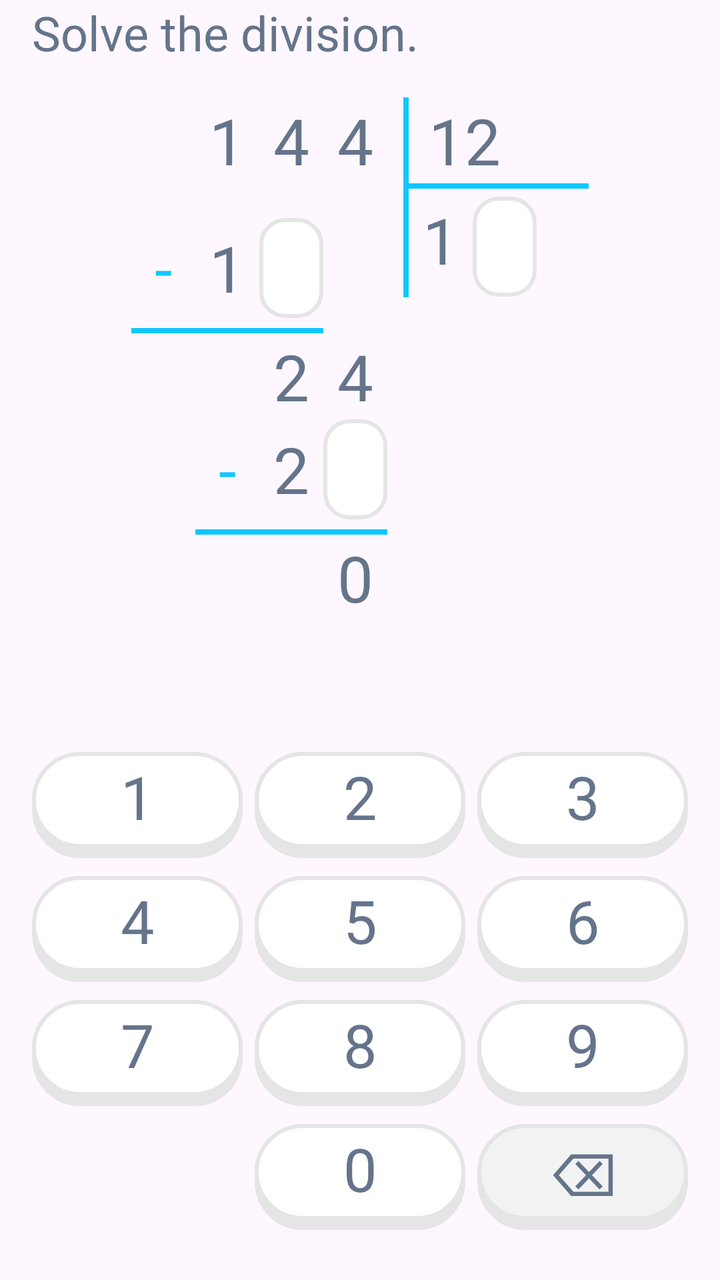
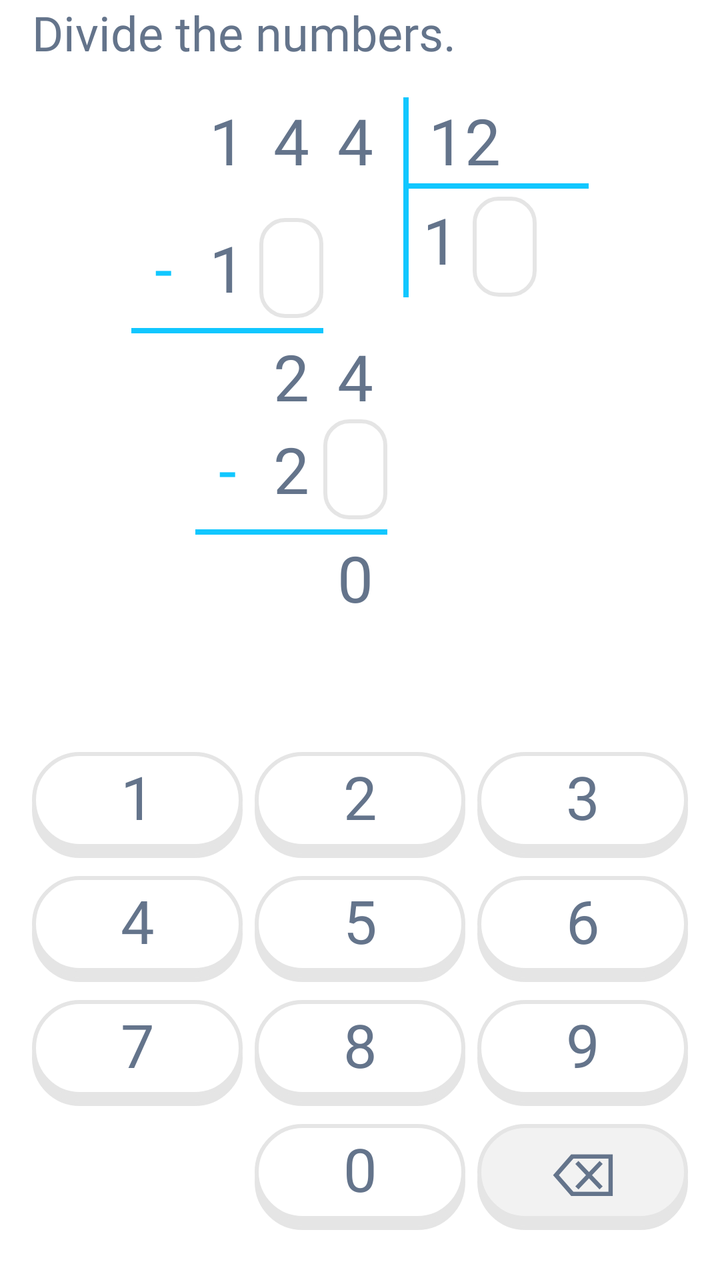

Screens rendered from an Android XML layout before and after an edit, with the pre-edit source and the edit as a unified diff.
<!-- AndroidManifest.xml: application theme Theme.Tetragon -->
<!-- res/layout/fragment_ui_column_division.xml -->
<?xml version="1.0" encoding="utf-8"?>
<androidx.constraintlayout.widget.ConstraintLayout xmlns:android="http://schemas.android.com/apk/res/android"
    xmlns:app="http://schemas.android.com/apk/res-auto"
    xmlns:tools="http://schemas.android.com/tools"
    android:layout_width="match_parent"
    android:layout_height="match_parent"
    android:paddingLeft="16dp"
    android:paddingRight="16dp"
    android:paddingBottom="24dp"
    tools:context=".questions.questionMathFourthGrade.thirdTopic.UiColumnDivisionFragment">

    <View
        android:id="@+id/cursor"
        android:layout_width="2dp"
        android:layout_height="28dp"
        android:background="@color/blue_2"
        android:visibility="gone"
        app:layout_constraintStart_toStartOf="parent"
        app:layout_constraintTop_toTopOf="parent" />

    <TextView
        android:id="@+id/tvInstruction"
        android:layout_width="wrap_content"
        android:layout_height="wrap_content"
        android:fontFamily="@font/inter_semibold"
        android:text="Solve the division."
        android:textColor="@color/text_color"
        android:textSize="24sp"
        app:layout_constraintStart_toStartOf="parent"
        app:layout_constraintTop_toTopOf="parent" />

    <LinearLayout
        android:id="@+id/mathContainer"
        android:layout_width="wrap_content"
        android:layout_height="wrap_content"
        android:orientation="vertical"
        app:layout_constraintBottom_toTopOf="@+id/row1"
        app:layout_constraintEnd_toEndOf="parent"
        app:layout_constraintStart_toStartOf="parent"
        app:layout_constraintTop_toBottomOf="@id/tvInstruction"
        app:layout_constraintVertical_bias="0.2">

        <LinearLayout
            android:layout_width="wrap_content"
            android:layout_height="wrap_content"
            android:orientation="horizontal">

            <LinearLayout
                android:layout_width="wrap_content"
                android:layout_height="wrap_content"
                android:orientation="horizontal">

                <View android:layout_width="32dp" android:layout_height="1dp" />

                <TextView
                    android:id="@+id/tvDividend1"
                    android:layout_width="32dp"
                    android:layout_height="wrap_content"
                    android:fontFamily="@font/inter_semibold"
                    android:gravity="center"
                    android:text="1"
                    android:textColor="@color/text_color"
                    android:textSize="32sp" />

                <TextView
                    android:id="@+id/tvDividend2"
                    android:layout_width="32dp"
                    android:layout_height="wrap_content"
                    android:fontFamily="@font/inter_semibold"
                    android:gravity="center"
                    android:text="4"
                    android:textColor="@color/text_color"
                    android:textSize="32sp" />

                <TextView
                    android:id="@+id/tvDividend3"
                    android:layout_width="32dp"
                    android:layout_height="wrap_content"
                    android:fontFamily="@font/inter_semibold"
                    android:gravity="center"
                    android:text="4"
                    android:textColor="@color/text_color"
                    android:textSize="32sp" />
            </LinearLayout>

            <View
                android:layout_width="2.5dp"
                android:layout_height="100dp"
                android:layout_marginStart="8dp"
                android:background="@color/blue_2" />

            <LinearLayout
                android:layout_width="wrap_content"
                android:layout_height="wrap_content"
                android:orientation="vertical">

                <TextView
                    android:id="@+id/tvDivisor"
                    android:layout_width="80dp"
                    android:layout_height="wrap_content"
                    android:layout_marginStart="10dp"
                    android:fontFamily="@font/inter_semibold"
                    android:gravity="start"
                    android:text="12"
                    android:textColor="@color/text_color"
                    android:textSize="32sp" />

                <View
                    android:layout_width="match_parent"
                    android:layout_height="2.5dp"
                    android:background="@color/blue_2" />

                <LinearLayout
                    android:layout_width="wrap_content"
                    android:layout_height="wrap_content"
                    android:layout_marginTop="4dp"
                    android:orientation="horizontal">

                    <TextView
                        android:id="@+id/tvQuotientStatic"
                        android:layout_width="32dp"
                        android:layout_height="wrap_content"
                        android:fontFamily="@font/inter_semibold"
                        android:gravity="center"
                        android:text="1"
                        android:textColor="@color/text_color"
                        android:textSize="32sp" />

                    <FrameLayout
                        android:id="@+id/frameQuotient"
                        android:layout_width="32dp"
                        android:layout_height="50dp">

                        <ImageView
                            android:id="@+id/ivBoxQuotient"
                            android:layout_width="match_parent"
                            android:layout_height="match_parent"
                            android:src="@drawable/answer_default_box" />

                        <TextView
                            android:id="@+id/tvInputQuotient"
                            android:layout_width="match_parent"
                            android:layout_height="match_parent"
                            android:fontFamily="@font/inter_semibold"
                            android:gravity="center"
                            android:textColor="@color/text_color"
                            android:textSize="24sp" />

                        <View
                            android:id="@+id/cursorQuotient"
                            android:layout_width="2dp"
                            android:layout_height="24dp"
                            android:layout_gravity="center"
                            android:background="@color/blue_2"
                            android:visibility="gone" />
                    </FrameLayout>
                </LinearLayout>
            </LinearLayout>
        </LinearLayout>

        <LinearLayout
            android:layout_width="wrap_content"
            android:layout_height="wrap_content"
            android:layout_marginTop="-40dp"
            android:orientation="vertical">

            <LinearLayout
                android:layout_width="wrap_content"
                android:layout_height="wrap_content"
                android:gravity="center_vertical"
                android:orientation="horizontal">

                <TextView
                    android:layout_width="32dp"
                    android:layout_height="wrap_content"
                    android:fontFamily="@font/inter_semibold"
                    android:gravity="center"
                    android:text="-"
                    android:textColor="@color/blue_2"
                    android:textSize="32sp" />

                <TextView
                    android:id="@+id/tvSub1Static"
                    android:layout_width="32dp"
                    android:layout_height="wrap_content"
                    android:fontFamily="@font/inter_semibold"
                    android:gravity="center"
                    android:text="1"
                    android:textColor="@color/text_color"
                    android:textSize="32sp" />

                <FrameLayout
                    android:id="@+id/frameSub1"
                    android:layout_width="32dp"
                    android:layout_height="50dp">

                    <ImageView
                        android:id="@+id/ivBoxSub1"
                        android:layout_width="match_parent"
                        android:layout_height="match_parent"
                        android:src="@drawable/answer_default_box" />

                    <TextView
                        android:id="@+id/tvInputSub1"
                        android:layout_width="match_parent"
                        android:layout_height="match_parent"
                        android:fontFamily="@font/inter_semibold"
                        android:gravity="center"
                        android:textColor="@color/text_color"
                        android:textSize="24sp" />

                    <View
                        android:id="@+id/cursorSub1"
                        android:layout_width="2dp"
                        android:layout_height="24dp"
                        android:layout_gravity="center"
                        android:background="@color/blue_2"
                        android:visibility="gone" />
                </FrameLayout>
            </LinearLayout>

            <View
                android:layout_width="96dp"
                android:layout_height="2.5dp"
                android:layout_marginTop="5dp"
                android:background="@color/blue_2" />
        </LinearLayout>

        <LinearLayout
            android:layout_width="wrap_content"
            android:layout_height="wrap_content"
            android:layout_marginStart="64dp"
            android:orientation="horizontal">

            <TextView
                android:id="@+id/tvStep2Static1"
                android:layout_width="32dp"
                android:layout_height="wrap_content"
                android:fontFamily="@font/inter_semibold"
                android:gravity="center"
                android:text="2"
                android:textColor="@color/text_color"
                android:textSize="32sp" />

            <TextView
                android:id="@+id/tvStep2Static2"
                android:layout_width="32dp"
                android:layout_height="wrap_content"
                android:fontFamily="@font/inter_semibold"
                android:gravity="center"
                android:text="4"
                android:textColor="@color/text_color"
                android:textSize="32sp" />
        </LinearLayout>

        <LinearLayout
            android:layout_width="wrap_content"
            android:layout_height="wrap_content"
            android:layout_marginStart="32dp"
            android:orientation="vertical">

            <LinearLayout
                android:layout_width="wrap_content"
                android:layout_height="wrap_content"
                android:gravity="center_vertical"
                android:orientation="horizontal">

                <TextView
                    android:layout_width="32dp"
                    android:layout_height="wrap_content"
                    android:fontFamily="@font/inter_semibold"
                    android:gravity="center"
                    android:text="-"
                    android:textColor="@color/blue_2"
                    android:textSize="32sp" />

                <TextView
                    android:id="@+id/tvSub2Static"
                    android:layout_width="32dp"
                    android:layout_height="wrap_content"
                    android:fontFamily="@font/inter_semibold"
                    android:gravity="center"
                    android:text="2"
                    android:textColor="@color/text_color"
                    android:textSize="32sp" />

                <FrameLayout
                    android:id="@+id/frameSub2"
                    android:layout_width="32dp"
                    android:layout_height="50dp">

                    <ImageView
                        android:id="@+id/ivBoxSub2"
                        android:layout_width="match_parent"
                        android:layout_height="match_parent"
                        android:src="@drawable/answer_default_box" />

                    <TextView
                        android:id="@+id/tvInputSub2"
                        android:layout_width="match_parent"
                        android:layout_height="match_parent"
                        android:fontFamily="@font/inter_semibold"
                        android:gravity="center"
                        android:textColor="@color/text_color"
                        android:textSize="24sp" />

                    <View
                        android:id="@+id/cursorSub2"
                        android:layout_width="2dp"
                        android:layout_height="24dp"
                        android:layout_gravity="center"
                        android:background="@color/blue_2"
                        android:visibility="gone" />
                </FrameLayout>
            </LinearLayout>

            <View
                android:layout_width="96dp"
                android:layout_height="2.5dp"
                android:layout_marginTop="5dp"
                android:background="@color/blue_2" />
        </LinearLayout>

        <TextView
            android:id="@+id/tvRemainder"
            android:layout_width="32dp"
            android:layout_height="wrap_content"
            android:layout_marginStart="96dp"
            android:fontFamily="@font/inter_semibold"
            android:gravity="center"
            android:text="0"
            android:textColor="@color/text_color"
            android:textSize="32sp" />

    </LinearLayout>

    <LinearLayout
        android:id="@+id/row1"
        android:layout_width="match_parent"
        android:layout_height="wrap_content"
        android:layout_marginBottom="8dp"
        android:clipChildren="false"
        android:clipToPadding="false"
        android:orientation="horizontal"
        android:paddingBottom="6dp"
        android:weightSum="3"
        app:layout_constraintBottom_toTopOf="@id/row2"
        app:layout_constraintEnd_toEndOf="parent"
        app:layout_constraintStart_toStartOf="parent">

        <FrameLayout
            android:layout_width="0dp"
            android:layout_height="48dp"
            android:layout_weight="1"
            android:clipChildren="false"
            android:clipToPadding="false"
            android:paddingRight="4dp">

            <View
                android:layout_width="match_parent"
                android:layout_height="match_parent"
                android:background="@drawable/number_button"
                android:backgroundTint="#E5E5E5"
                android:translationY="5dp" />

            <Button
                android:id="@+id/btn1"
                android:layout_width="match_parent"
                android:layout_height="match_parent"
                android:background="@drawable/number_button"
                android:fontFamily="@font/inter_semibold"
                android:includeFontPadding="false"
                android:padding="0dp"
                android:stateListAnimator="@drawable/button_animator"
                android:text="1"
                android:textColor="#64748b"
                android:textSize="30sp"
                app:backgroundTint="@null" />
        </FrameLayout>

        <FrameLayout
            android:layout_width="0dp"
            android:layout_height="48dp"
            android:layout_weight="1"
            android:clipChildren="false"
            android:clipToPadding="false"
            android:paddingLeft="2dp"
            android:paddingRight="2dp">

            <View
                android:layout_width="match_parent"
                android:layout_height="match_parent"
                android:background="@drawable/number_button"
                android:backgroundTint="#E5E5E5"
                android:translationY="5dp" />

            <Button
                android:id="@+id/btn2"
                android:layout_width="match_parent"
                android:layout_height="match_parent"
                android:background="@drawable/number_button"
                android:fontFamily="@font/inter_semibold"
                android:includeFontPadding="false"
                android:padding="0dp"
                android:stateListAnimator="@drawable/button_animator"
                android:text="2"
                android:textColor="#64748b"
                android:textSize="30sp"
                app:backgroundTint="@null" />
        </FrameLayout>

        <FrameLayout
            android:layout_width="0dp"
            android:layout_height="48dp"
            android:layout_weight="1"
            android:clipChildren="false"
            android:clipToPadding="false"
            android:paddingLeft="4dp">

            <View
                android:layout_width="match_parent"
                android:layout_height="match_parent"
                android:background="@drawable/number_button"
                android:backgroundTint="#E5E5E5"
                android:translationY="5dp" />

            <Button
                android:id="@+id/btn3"
                android:layout_width="match_parent"
                android:layout_height="match_parent"
                android:background="@drawable/number_button"
                android:fontFamily="@font/inter_semibold"
                android:includeFontPadding="false"
                android:padding="0dp"
                android:stateListAnimator="@drawable/button_animator"
                android:text="3"
                android:textColor="#64748b"
                android:textSize="30sp"
                app:backgroundTint="@null" />
        </FrameLayout>
    </LinearLayout>

    <LinearLayout
        android:id="@+id/row2"
        android:layout_width="match_parent"
        android:layout_height="wrap_content"
        android:layout_marginBottom="8dp"
        android:clipChildren="false"
        android:clipToPadding="false"
        android:orientation="horizontal"
        android:paddingBottom="6dp"
        android:weightSum="3"
        app:layout_constraintBottom_toTopOf="@id/row3"
        app:layout_constraintEnd_toEndOf="parent"
        app:layout_constraintStart_toStartOf="parent">

        <FrameLayout
            android:layout_width="0dp"
            android:layout_height="48dp"
            android:layout_weight="1"
            android:clipChildren="false"
            android:clipToPadding="false"
            android:paddingRight="4dp">

            <View
                android:layout_width="match_parent"
                android:layout_height="match_parent"
                android:background="@drawable/number_button"
                android:backgroundTint="#E5E5E5"
                android:translationY="5dp" />

            <Button
                android:id="@+id/btn4"
                android:layout_width="match_parent"
                android:layout_height="match_parent"
                android:background="@drawable/number_button"
                android:fontFamily="@font/inter_semibold"
                android:includeFontPadding="false"
                android:padding="0dp"
                android:stateListAnimator="@drawable/button_animator"
                android:text="4"
                android:textColor="#64748b"
                android:textSize="30sp"
                app:backgroundTint="@null" />
        </FrameLayout>

        <FrameLayout
            android:layout_width="0dp"
            android:layout_height="48dp"
            android:layout_weight="1"
            android:clipChildren="false"
            android:clipToPadding="false"
            android:paddingLeft="2dp"
            android:paddingRight="2dp">

            <View
                android:layout_width="match_parent"
                android:layout_height="match_parent"
                android:background="@drawable/number_button"
                android:backgroundTint="#E5E5E5"
                android:translationY="5dp" />

            <Button
                android:id="@+id/btn5"
                android:layout_width="match_parent"
                android:layout_height="match_parent"
                android:background="@drawable/number_button"
                android:fontFamily="@font/inter_semibold"
                android:includeFontPadding="false"
                android:padding="0dp"
                android:stateListAnimator="@drawable/button_animator"
                android:text="5"
                android:textColor="#64748b"
                android:textSize="30sp"
                app:backgroundTint="@null" />
        </FrameLayout>

        <FrameLayout
            android:layout_width="0dp"
            android:layout_height="48dp"
            android:layout_weight="1"
            android:clipChildren="false"
            android:clipToPadding="false"
            android:paddingLeft="4dp">

            <View
                android:layout_width="match_parent"
                android:layout_height="match_parent"
                android:background="@drawable/number_button"
                android:backgroundTint="#E5E5E5"
                android:translationY="5dp" />

            <Button
                android:id="@+id/btn6"
                android:layout_width="match_parent"
                android:layout_height="match_parent"
                android:background="@drawable/number_button"
                android:fontFamily="@font/inter_semibold"
                android:includeFontPadding="false"
                android:padding="0dp"
                android:stateListAnimator="@drawable/button_animator"
                android:text="6"
                android:textColor="#64748b"
                android:textSize="30sp"
                app:backgroundTint="@null" />
        </FrameLayout>
    </LinearLayout>

    <LinearLayout
        android:id="@+id/row3"
        android:layout_width="match_parent"
        android:layout_height="wrap_content"
        android:layout_marginBottom="8dp"
        android:clipChildren="false"
        android:clipToPadding="false"
        android:orientation="horizontal"
        android:paddingBottom="6dp"
        android:weightSum="3"
        app:layout_constraintBottom_toTopOf="@id/row4"
        app:layout_constraintEnd_toEndOf="parent"
        app:layout_constraintStart_toStartOf="parent">

        <FrameLayout
            android:layout_width="0dp"
            android:layout_height="48dp"
            android:layout_weight="1"
            android:clipChildren="false"
            android:clipToPadding="false"
            android:paddingRight="4dp">

            <View
                android:layout_width="match_parent"
                android:layout_height="match_parent"
                android:background="@drawable/number_button"
                android:backgroundTint="#E5E5E5"
                android:translationY="5dp" />

            <Button
                android:id="@+id/btn7"
                android:layout_width="match_parent"
                android:layout_height="match_parent"
                android:background="@drawable/number_button"
                android:fontFamily="@font/inter_semibold"
                android:includeFontPadding="false"
                android:padding="0dp"
                android:stateListAnimator="@drawable/button_animator"
                android:text="7"
                android:textColor="#64748b"
                android:textSize="30sp"
                app:backgroundTint="@null" />
        </FrameLayout>

        <FrameLayout
            android:layout_width="0dp"
            android:layout_height="48dp"
            android:layout_weight="1"
            android:clipChildren="false"
            android:clipToPadding="false"
            android:paddingLeft="2dp"
            android:paddingRight="2dp">

            <View
                android:layout_width="match_parent"
                android:layout_height="match_parent"
                android:background="@drawable/number_button"
                android:backgroundTint="#E5E5E5"
                android:translationY="5dp" />

            <Button
                android:id="@+id/btn8"
                android:layout_width="match_parent"
                android:layout_height="match_parent"
                android:background="@drawable/number_button"
                android:fontFamily="@font/inter_semibold"
                android:includeFontPadding="false"
                android:padding="0dp"
                android:stateListAnimator="@drawable/button_animator"
                android:text="8"
                android:textColor="#64748b"
                android:textSize="30sp"
                app:backgroundTint="@null" />
        </FrameLayout>

        <FrameLayout
            android:layout_width="0dp"
            android:layout_height="48dp"
            android:layout_weight="1"
            android:clipChildren="false"
            android:clipToPadding="false"
            android:paddingLeft="4dp">

            <View
                android:layout_width="match_parent"
                android:layout_height="match_parent"
                android:background="@drawable/number_button"
                android:backgroundTint="#E5E5E5"
                android:translationY="5dp" />

            <Button
                android:id="@+id/btn9"
                android:layout_width="match_parent"
                android:layout_height="match_parent"
                android:background="@drawable/number_button"
                android:fontFamily="@font/inter_semibold"
                android:includeFontPadding="false"
                android:padding="0dp"
                android:stateListAnimator="@drawable/button_animator"
                android:text="9"
                android:textColor="#64748b"
                android:textSize="30sp"
                app:backgroundTint="@null" />
        </FrameLayout>
    </LinearLayout>

    <LinearLayout
        android:id="@+id/row4"
        android:layout_width="match_parent"
        android:layout_height="wrap_content"
        android:clipChildren="false"
        android:clipToPadding="false"
        android:orientation="horizontal"
        android:paddingBottom="6dp"
        android:weightSum="3"
        app:layout_constraintBottom_toBottomOf="parent"
        app:layout_constraintEnd_toEndOf="parent"
        app:layout_constraintStart_toStartOf="parent">

        <View
            android:layout_width="0dp"
            android:layout_height="48dp"
            android:layout_weight="1" />

        <FrameLayout
            android:layout_width="0dp"
            android:layout_height="48dp"
            android:layout_weight="1"
            android:clipChildren="false"
            android:clipToPadding="false"
            android:paddingLeft="2dp"
            android:paddingRight="2dp">

            <View
                android:layout_width="match_parent"
                android:layout_height="match_parent"
                android:background="@drawable/number_button"
                android:backgroundTint="#E5E5E5"
                android:translationY="5dp" />

            <Button
                android:id="@+id/btn0"
                android:layout_width="match_parent"
                android:layout_height="match_parent"
                android:background="@drawable/number_button"
                android:fontFamily="@font/inter_semibold"
                android:includeFontPadding="false"
                android:padding="0dp"
                android:stateListAnimator="@drawable/button_animator"
                android:text="0"
                android:textColor="#64748b"
                android:textSize="30sp"
                app:backgroundTint="@null" />
        </FrameLayout>

        <FrameLayout
            android:layout_width="0dp"
            android:layout_height="48dp"
            android:layout_weight="1"
            android:clipChildren="false"
            android:clipToPadding="false"
            android:paddingLeft="4dp">

            <View
                android:layout_width="match_parent"
                android:layout_height="match_parent"
                android:background="@drawable/delete_button"
                android:backgroundTint="#E5E5E5"
                android:translationY="5dp" />

            <Button
                android:id="@+id/btnDel"
                android:layout_width="match_parent"
                android:layout_height="match_parent"
                android:background="@drawable/delete_button"
                android:fontFamily="@font/inter_semibold"
                android:includeFontPadding="false"
                android:padding="0dp"
                android:stateListAnimator="@drawable/button_animator"
                android:text="⌫"
                android:textColor="#64748b"
                android:textSize="30sp"
                app:backgroundTint="@null" />
        </FrameLayout>
    </LinearLayout>

</androidx.constraintlayout.widget.ConstraintLayout>
<!-- resources referenced by this layout -->
<resources>
  <color name="blue_2">#11C7FF</color>
  <color name="text_color">#64748b</color>
  <!-- drawable answer_default_box (drawable) -->
  <?xml version="1.0" encoding="utf-8"?>
  <shape xmlns:android="http://schemas.android.com/apk/res/android"
      android:shape="rectangle">
      <solid android:color="@color/white"/>
      <stroke android:color="#e5e5e5"
          android:width="2dp"/>
      <corners android:radius="12dp"/>
  </shape>
  <!-- drawable button_animator (drawable) -->
  <?xml version="1.0" encoding="utf-8"?>
  <selector xmlns:android="http://schemas.android.com/apk/res/android">
  
      
      <item android:state_pressed="true">
          <objectAnimator
              android:propertyName="translationY"
              android:valueTo="5dp"
              android:duration="0" />
      </item>
  
      
      <item>
          <objectAnimator
              android:propertyName="translationY"
              android:valueTo="0dp"
              android:duration="0" />
      </item>
  
  </selector>
  <!-- drawable delete_button (drawable) -->
  <?xml version="1.0" encoding="utf-8"?>
  <shape xmlns:android="http://schemas.android.com/apk/res/android"
      android:shape="rectangle">
      <solid android:color="#f2f2f2"/>
      <stroke android:color="#E5E5E5"
          android:width="2dp"/>
      <corners android:radius="100dp"/>
  </shape>
  <!-- drawable number_button (drawable) -->
  <?xml version="1.0" encoding="utf-8"?>
  <shape xmlns:android="http://schemas.android.com/apk/res/android"
      android:shape="rectangle">
      <solid android:color="#ffffff"/>
      <stroke android:color="#e5e5e5"
          android:width="2dp"/>
      <corners android:radius="100dp"/>
  </shape>
  <style name="Theme.Tetragon" parent="Base.Theme.Tetragon" />
  <color name="white">#FFFFFFFF</color>
  <style name="Base.Theme.Tetragon" parent="Theme.Material3.DayNight.NoActionBar">
          
          
          <item name="android:statusBarColor">@color/white</item>
          <item name="android:navigationBarColor">@color/white</item>
          
          <item name="android:windowLightStatusBar">true</item>
      </style>
</resources>

<!-- the commit's change to res/layout/fragment_ui_column_division.xml (unified diff, before → after) -->
@@ -23,7 +23,7 @@
         android:layout_width="wrap_content"
         android:layout_height="wrap_content"
         android:fontFamily="@font/inter_semibold"
-        android:text="Solve the division."
+        android:text="@string/title_divide_numbers"
         android:textColor="@color/text_color"
         android:textSize="24sp"
         app:layout_constraintStart_toStartOf="parent"
<!-- resource entries referenced after the edit -->
@@ -50,15 +50,18 @@
           android:width="2dp"/>
       <corners android:radius="100dp"/>
   </shape>
+  <string name="title_divide_numbers">Divide the numbers.</string>
   <style name="Theme.Tetragon" parent="Base.Theme.Tetragon" />
   <color name="white">#FFFFFFFF</color>
   <style name="Base.Theme.Tetragon" parent="Theme.Material3.DayNight.NoActionBar">
-          
-          
           <item name="android:statusBarColor">@color/white</item>
           <item name="android:navigationBarColor">@color/white</item>
-          
           <item name="android:windowLightStatusBar">true</item>
+  
+          <item name="android:windowBackground">@color/white</item>
+          <item name="android:colorBackground">@color/white</item>
+  
+          <item name="android:windowIsTranslucent">false</item>
       </style>
 </resources>
 
